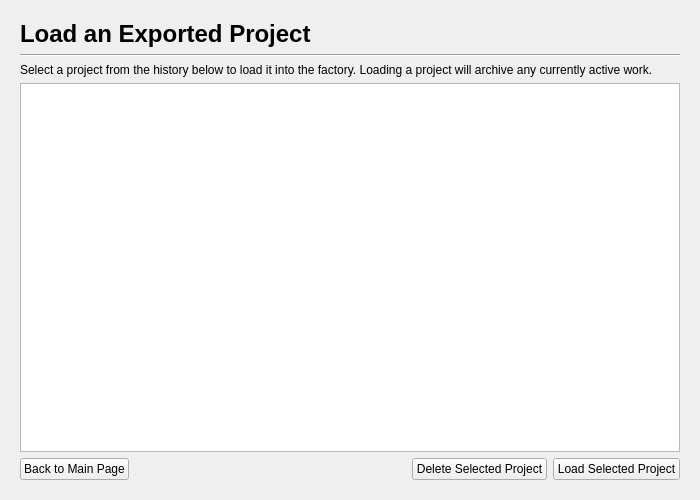
First picture: the form in gui/load_project_page.ui, repository mariolewis/asdf_factory, before the edit.
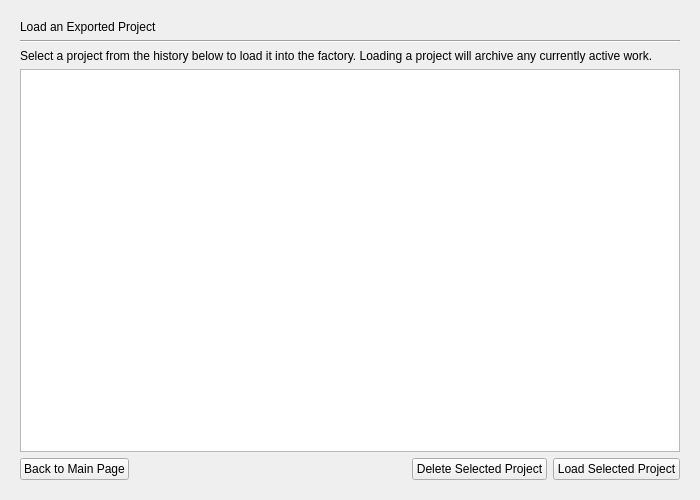
Second picture: the form after the edit.

```diff
--- a/gui/load_project_page.ui
+++ b/gui/load_project_page.ui
@@ -31,9 +31,6 @@
      <property name="text">
       <string>Load an Exported Project</string>
      </property>
-     <property name="styleSheet">
-      <string notr="true">font-size: 18pt; font-weight: bold;</string>
-     </property>
     </widget>
    </item>
    <item>
```
